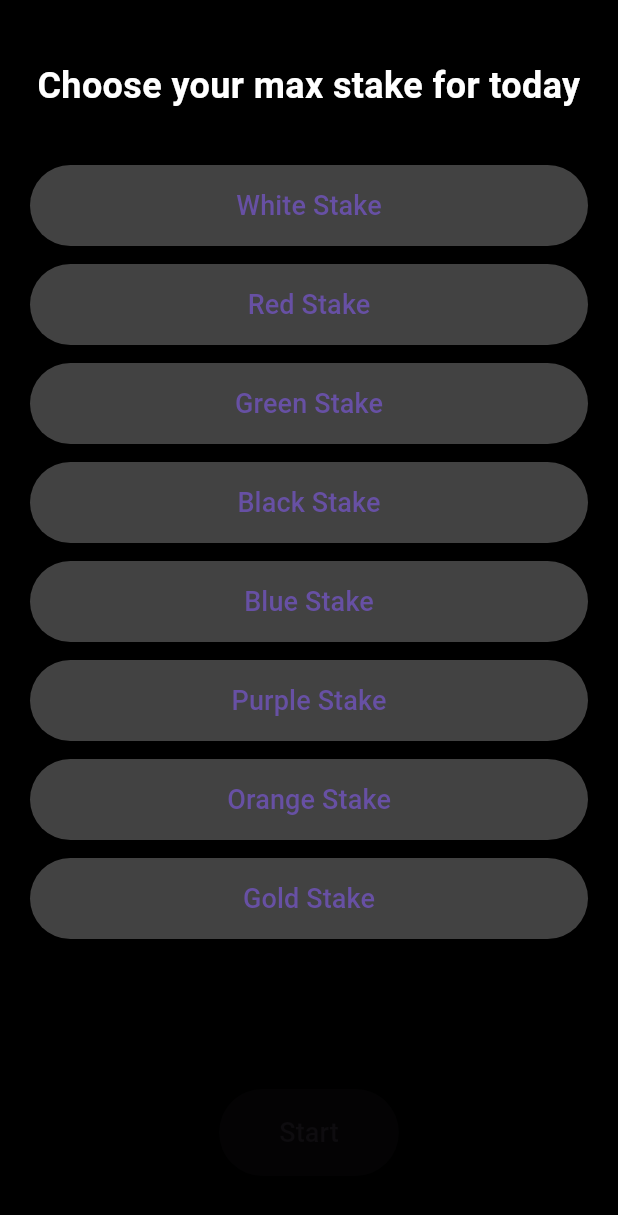
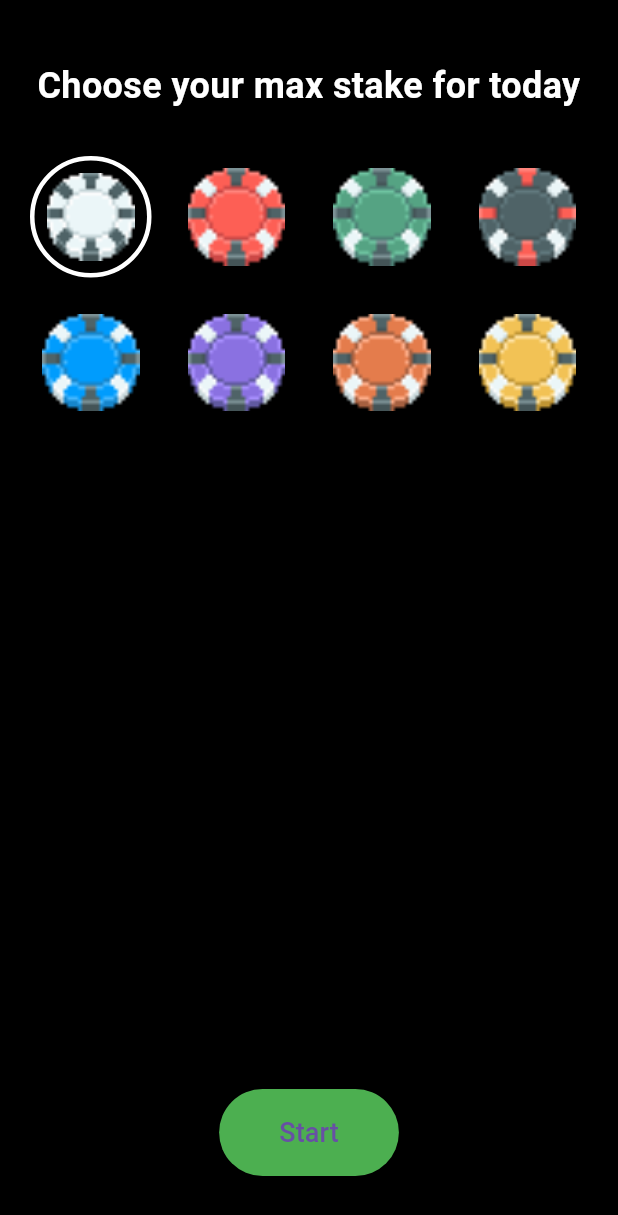
Before and after one commit to TessaChessnoe/balatodo, a Flutter app: the screen it shows after launch, on a phone screen of 412 x 824 dp. Shown: the top 1215 px of the screen. Run offline on Flutter 3.47's test engine with Material 3 defaults, Android fonts, the phone set to English and light mode, and no system bars; our stand-ins replace audioplayers.

Commit message:
Removed color filter for deselected stakes in favor of simple circle to show selected max stake.

```diff
--- a/lib/start_screen.dart
+++ b/lib/start_screen.dart
@@ -1,5 +1,8 @@
 import 'package:flutter/material.dart';
 
+/// StartScreen is the initial screen where users select their maximum stake level
+/// before starting the game. It takes a callback function [onStart] that is called
+/// with the selected stake index when the user presses the Start button.
 class StartScreen extends StatefulWidget {
   final void Function(int maxStakeIndex) onStart;
 
@@ -10,8 +13,10 @@ class StartScreen extends StatefulWidget {
 }
 
 class _StartScreenState extends State<StartScreen> {
-  int? _selectedIndex;
+  // Start with white stake (index 0) selected by default
+  int _selectedIndex = 0;
 
+  // Labels for each stake level (available for future use if needed)
   final List<String> stakeLabels = [
     'White Stake',
     'Red Stake',
@@ -23,15 +28,28 @@ class _StartScreenState extends State<StartScreen> {
     'Gold Stake',
   ];
 
+  // Image paths for each stake level's visual representation
+  final List<String> stakeImages = [
+    'assets/images/white-stake.png',
+    'assets/images/red-stake.png',
+    'assets/images/green-stake.png',
+    'assets/images/black-stake.png',
+    'assets/images/blue-stake.png',
+    'assets/images/purple-stake.png',
+    'assets/images/orange-stake.png',
+    'assets/images/gold-stake.png',
+  ];
+
   @override
   Widget build(BuildContext context) {
     return Scaffold(
-      backgroundColor: Colors.black,
+      backgroundColor: Colors.black, // Dark background for better contrast
       body: Padding(
         padding: const EdgeInsets.symmetric(horizontal: 20, vertical: 40),
         child: Column(
           crossAxisAlignment: CrossAxisAlignment.center,
           children: [
+            // Title text explaining what the user should do
             const Text(
               'Choose your max stake for today',
               style: TextStyle(
@@ -41,42 +59,53 @@ class _StartScreenState extends State<StartScreen> {
               ),
               textAlign: TextAlign.center,
             ),
-            const SizedBox(height: 30),
+            const SizedBox(height: 30), // Spacer between title and stake grid
+            // The main content - a grid of stake options
             Expanded(
-              child: ListView.builder(
-                itemCount: stakeLabels.length,
-                itemBuilder: (context, index) {
-                  final isSelected = _selectedIndex == index;
-                  return Padding(
-                    padding: const EdgeInsets.symmetric(vertical: 6),
-                    child: ElevatedButton(
-                      style: ElevatedButton.styleFrom(
-                        backgroundColor:
-                            isSelected ? Colors.amber : Colors.grey[800],
-                        padding: const EdgeInsets.symmetric(vertical: 14),
+              child: GridView.count(
+                crossAxisCount: 4, // Creates a grid with 4 columns
+                crossAxisSpacing: 16, // Horizontal space between items
+                mainAxisSpacing: 16, // Vertical space between items
+                children: List.generate(stakeImages.length, (index) {
+                  // Determine if this stake is currently selected
+                  final isSelected = index == _selectedIndex;
+
+                  return GestureDetector(
+                    onTap: () {
+                      setState(() {
+                        _selectedIndex = index; // Update selection when tapped
+                      });
+                    },
+                    child: Container(
+                      decoration: BoxDecoration(
+                        shape: BoxShape.circle,
+                        // Add white border for selected stake only
+                        border:
+                            isSelected
+                                ? Border.all(color: Colors.white, width: 3)
+                                : null,
                       ),
-                      onPressed: () {
-                        setState(() {
-                          _selectedIndex = index;
-                        });
-                      },
-                      child: Text(
-                        stakeLabels[index],
-                        style: const TextStyle(fontSize: 18),
+                      child: Padding(
+                        padding: const EdgeInsets.all(8.0),
+                        // Show stake image in full color with no filters
+                        child: Image.asset(
+                          stakeImages[index],
+                          fit: BoxFit.contain,
+                        ),
                       ),
                     ),
                   );
-                },
+                }),
               ),
             ),
-            const SizedBox(height: 20),
+
+            const SizedBox(height: 20), // Spacer between grid and button
+            // Start button - always enabled since we have a default selection
             ElevatedButton(
-              onPressed:
-                  _selectedIndex != null
-                      ? () => widget.onStart(_selectedIndex!)
-                      : null,
+              onPressed: () => widget.onStart(_selectedIndex),
               style: ElevatedButton.styleFrom(
-                backgroundColor: Colors.green,
+                backgroundColor:
+                    Colors.green, // Green color for the action button
                 padding: const EdgeInsets.symmetric(
                   horizontal: 40,
                   vertical: 16,
@@ -84,7 +113,7 @@ class _StartScreenState extends State<StartScreen> {
               ),
               child: const Text('Start', style: TextStyle(fontSize: 18)),
             ),
-          ],
+          ], // Children
         ),
       ),
     );
```
